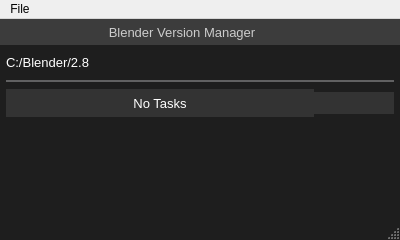
DotBow/Blender-Version-Manager, file main_window_design.ui: the form before one commit.
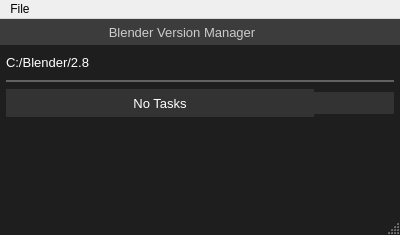
The form after the commit. Icons and pictures are not drawn.

Commit message: Pixel perfect height.

What changed in the file:
```diff
--- a/main_window_design.ui
+++ b/main_window_design.ui
@@ -7,7 +7,7 @@
     <x>0</x>
     <y>0</y>
     <width>400</width>
-    <height>240</height>
+    <height>235</height>
    </rect>
   </property>
   <property name="font">
@@ -626,7 +626,7 @@
          <x>0</x>
          <y>0</y>
          <width>400</width>
-         <height>78</height>
+         <height>73</height>
         </rect>
        </property>
        <layout class="QVBoxLayout" name="verticalLayout_2">
```
The commit also changes 1 other file.
